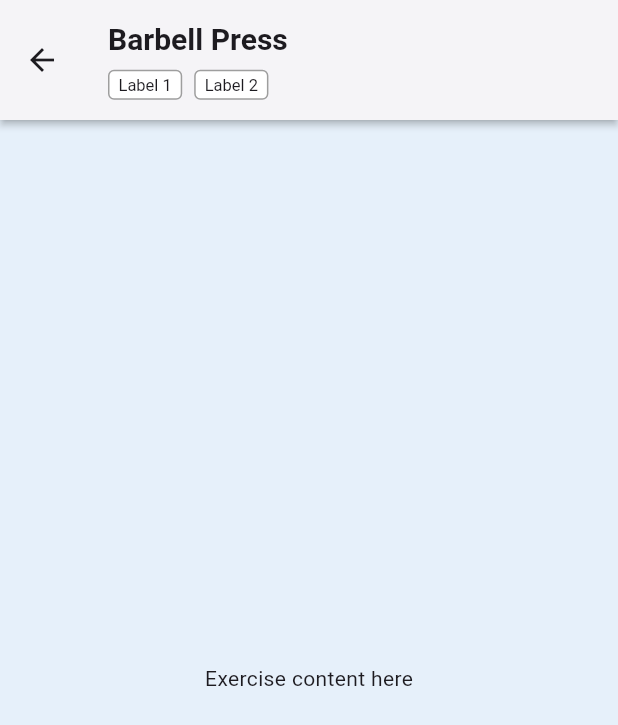
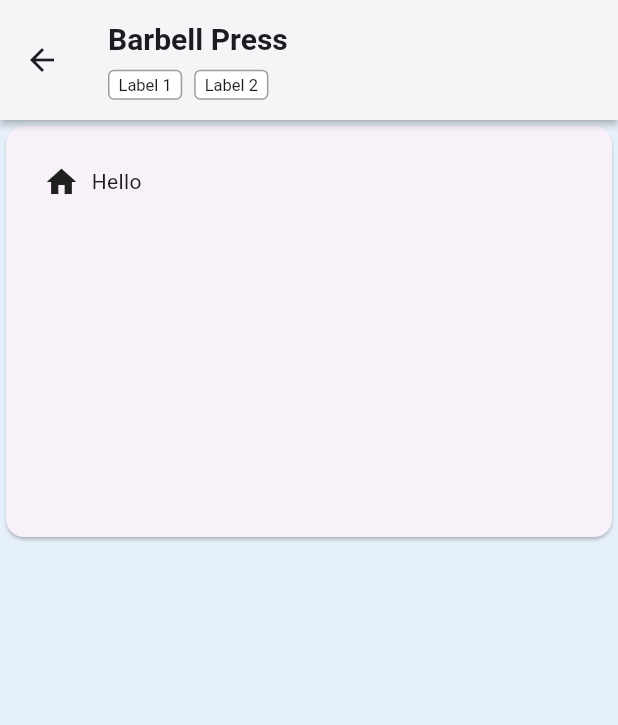
Before and after one commit to Brian-Kristofer-Perez/gilas-repo, a Flutter app: the ExerciseInfo screen opened directly, on a phone screen of 412 x 824 dp. Shown: the top 725 px of the screen. Run offline on Flutter 3.47's test engine with Material 3 defaults, Android fonts, the phone set to English and light mode, and no system bars.

Commit message:
feat: add initial content card widghet

```diff
--- a/lib/exercise-info.dart
+++ b/lib/exercise-info.dart
@@ -1,4 +1,43 @@
 import 'package:flutter/material.dart';
+
+
+
+class ContentCard extends StatelessWidget {
+  final Icon icon;
+  final String title;
+  final List<Widget> children;
+
+  const ContentCard({
+    Key? key,
+    required this.icon,
+    required this.title,
+    required this.children
+  }) : super(key: key);
+
+  @override
+  Widget build(BuildContext context) {
+    return Card(
+        child: Padding(
+          padding: const EdgeInsets.all(25),
+          child: Column(
+            mainAxisSize: MainAxisSize.min,
+            crossAxisAlignment: CrossAxisAlignment.start,
+            children: [
+              Row(
+                mainAxisSize: MainAxisSize.min,
+                children: [
+                  icon,
+                  SizedBox(width: 8),
+                  Text(title)
+                ],
+              ),
+              ...children
+            ],
+          ),
+        )
+      );
+  }
+}
 
 
 class TextLabel extends StatelessWidget {
@@ -62,7 +101,17 @@ class ExerciseInfo extends StatelessWidget {
         toolbarHeight: 80,
       ),
       body: Center(
-        child: Text("Exercise content here"),
+        child: Column(
+          children: [
+            ContentCard(
+              icon: Icon(Icons.home),
+              title: "Hello",
+              children: [
+                SizedBox(width: 400, height: 200,)
+              ],
+            )
+          ]
+        )
       ),
       backgroundColor: Color(0xFFE6F0FA),
     );
```
